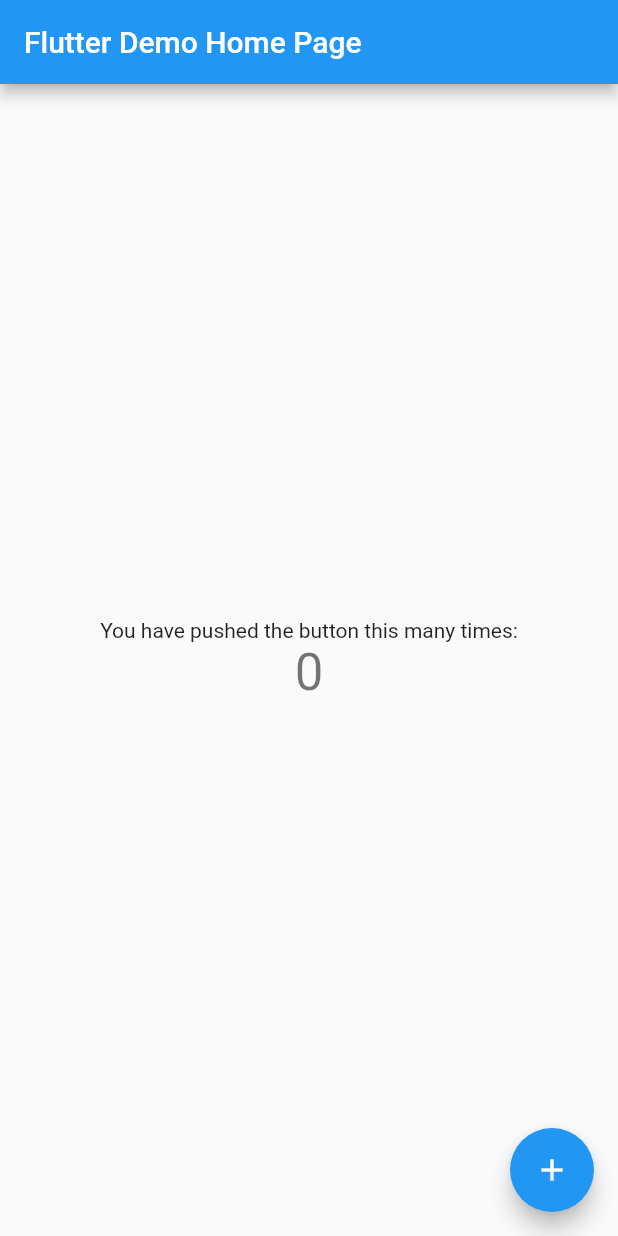
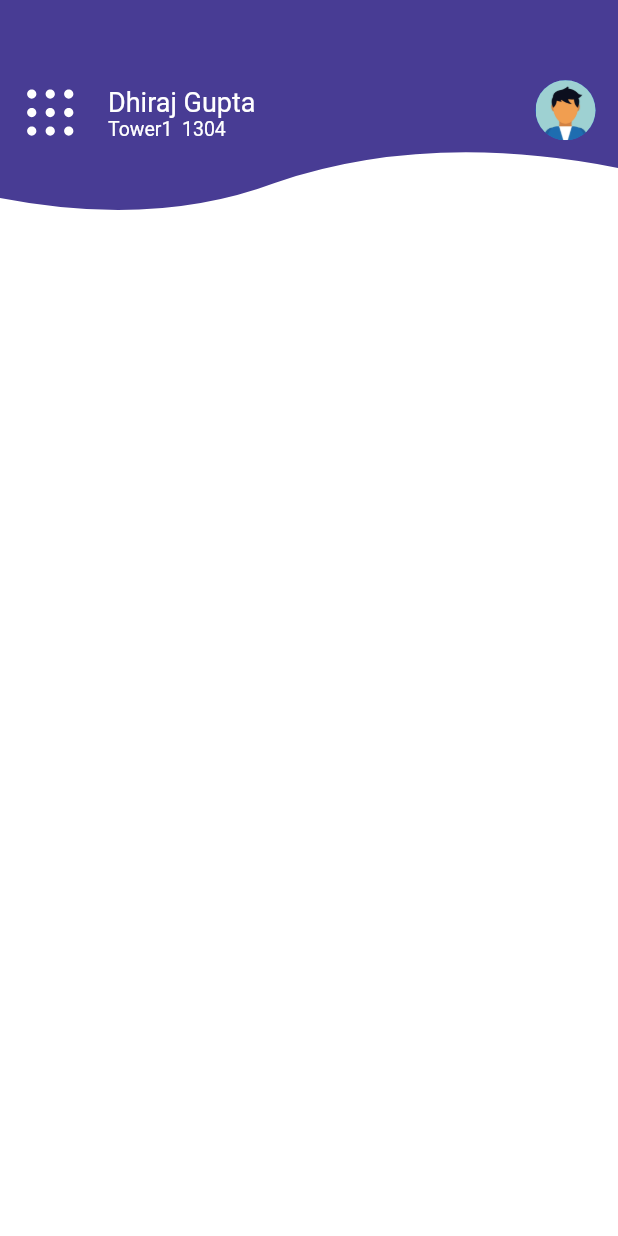
Before and after one commit to FINSEM/finsem_client, a Flutter app: the screen it shows after launch, on a phone screen of 412 x 824 dp. Run offline on Flutter 3.47's test engine with Material 2 defaults, Android fonts, the phone set to English and light mode, and no system bars; our stand-ins replace flutter_custom_clippers, flutter_screenutil, flutter_svg, get.

Commit message:
dashboard App bar

```diff
--- a/lib/main.dart
+++ b/lib/main.dart
@@ -1,4 +1,6 @@
+import 'package:finsem_client/ui/screens/dashboard/dashboard_screen.dart';
 import 'package:flutter/material.dart';
+import 'package:flutter_screenutil/flutter_screenutil.dart';
 import 'package:get/get.dart';
 
 void main() {
@@ -11,87 +13,16 @@ class MyApp extends StatelessWidget {
   // This widget is the root of your application.
   @override
   Widget build(BuildContext context) {
-    return GetMaterialApp(
-      title: 'Flutter Demo',
-      theme: ThemeData(
-        primarySwatch: Colors.blue,
+    return ScreenUtilInit(
+      designSize: const Size(360, 705),
+      builder: () => GetMaterialApp(
+        title: 'FinSEM',
+        debugShowCheckedModeBanner: false,
+        theme: ThemeData(
+          primarySwatch: Colors.blue,
+        ),
+        home: dashboardScreen(),
       ),
-      home: const MyHomePage(title: 'Flutter Demo Home Page'),
     );
   }
 }
-
-class MyHomePage extends StatefulWidget {
-  const MyHomePage({Key? key, required this.title}) : super(key: key);
-  final String title;
-
-  @override
-  State<MyHomePage> createState() => _MyHomePageState();
-}
-
-class _MyHomePageState extends State<MyHomePage> {
-  int _counter = 0;
-
-  void _incrementCounter() {
-    setState(() {
-      // This call to setState tells the Flutter framework that something has
-      // changed in this State, which causes it to rerun the build method below
-      // so that the display can reflect the updated values. If we changed
-      // _counter without calling setState(), then the build method would not be
-      // called again, and so nothing would appear to happen.
-      _counter++;
-    });
-  }
-
-  @override
-  Widget build(BuildContext context) {
-    // This method is rerun every time setState is called, for instance as done
-    // by the _incrementCounter method above.
-    //
-    // The Flutter framework has been optimized to make rerunning build methods
-    // fast, so that you can just rebuild anything that needs updating rather
-    // than having to individually change instances of widgets.
-    return Scaffold(
-      appBar: AppBar(
-        // Here we take the value from the MyHomePage object that was created by
-        // the App.build method, and use it to set our appbar title.
-        title: Text(widget.title),
-      ),
-      body: Center(
-        // Center is a layout widget. It takes a single child and positions it
-        // in the middle of the parent.
-        child: Column(
-          // Column is also a layout widget. It takes a list of children and
-          // arranges them vertically. By default, it sizes itself to fit its
-          // children horizontally, and tries to be as tall as its parent.
-          //
-          // Invoke "debug painting" (press "p" in the console, choose the
-          // "Toggle Debug Paint" action from the Flutter Inspector in Android
-          // Studio, or the "Toggle Debug Paint" command in Visual Studio Code)
-          // to see the wireframe for each widget.
-          //
-          // Column has various properties to control how it sizes itself and
-          // how it positions its children. Here we use mainAxisAlignment to
-          // center the children vertically; the main axis here is the vertical
-          // axis because Columns are vertical (the cross axis would be
-          // horizontal).
-          mainAxisAlignment: MainAxisAlignment.center,
-          children: <Widget>[
-            const Text(
-              'You have pushed the button this many times:',
-            ),
-            Text(
-              '$_counter',
-              style: Theme.of(context).textTheme.headline4,
-            ),
-          ],
-        ),
-      ),
-      floatingActionButton: FloatingActionButton(
-        onPressed: _incrementCounter,
-        tooltip: 'Increment',
-        child: const Icon(Icons.add),
-      ), // This trailing comma makes auto-formatting nicer for build methods.
-    );
-  }
-}
--- /dev/null
+++ b/lib/ui/component/svg_icon.dart
@@ -0,0 +1,31 @@
+import 'package:flutter/material.dart';
+import 'package:flutter_svg/svg.dart';
+
+class SvgIcon extends StatelessWidget {
+  SvgIcon({
+    required this.assetPath,
+    required this.size,
+    this.onPressed,
+    required this.color,
+  });
+
+  final String assetPath;
+  final double size;
+  final void Function()? onPressed;
+  final int color;
+
+  @override
+  Widget build(BuildContext context) {
+    return SizedBox(
+      width: size,
+      height: size,
+      child: InkWell(
+        onTap: this.onPressed,
+        child: SvgPicture.asset(
+          assetPath,
+          color: Color(color),
+        ),
+      ),
+    );
+  }
+}
--- /dev/null
+++ b/lib/ui/screens/dashboard/dashboard_screen.dart
@@ -0,0 +1,113 @@
+import 'package:finsem_client/ui/component/svg_icon.dart';
+import 'package:flutter/material.dart';
+import 'package:flutter_screenutil/flutter_screenutil.dart';
+import 'package:flutter_svg/flutter_svg.dart';
+import 'package:flutter_custom_clippers/flutter_custom_clippers.dart';
+
+class dashboardScreen extends StatelessWidget {
+  const dashboardScreen({Key? key}) : super(key: key);
+
+  @override
+  Widget build(BuildContext context) {
+    return Scaffold(
+      backgroundColor: Color(0xffffffff),
+      body: Column(
+        mainAxisAlignment: MainAxisAlignment.start,
+        children: [
+          Container(
+            color: Color(0xffffffff),
+            height: 130.h,
+            child: Stack(
+              children: [
+                Container(
+                  height: 83.h,
+                  color: Color(0xff483c94),
+                ),
+                Column(
+                  children: [
+                    Container(
+                      // decoration: const BoxDecoration(
+                      //   color: Color(0xff483c94),
+                      //   borderRadius:
+                      //       BorderRadius.only(bottomLeft: Radius.circular(40.0)),
+                      // ),
+                      color: Color(0xff483c94),
+                      height: 80.h,
+                      child: Row(
+                        crossAxisAlignment: CrossAxisAlignment.end,
+                        mainAxisAlignment: MainAxisAlignment.spaceBetween,
+                        children: [
+                          Container(
+                            child: Row(
+                              crossAxisAlignment: CrossAxisAlignment.end,
+                              children: [
+                                Row(
+                                  children: [
+                                    const SizedBox(
+                                      width: 15,
+                                    ),
+                                    SvgIcon(
+                                      color: 0xffffffff,
+                                      assetPath: "assets/icon/menu-dots.svg",
+                                      size: 37,
+                                      //onPressed: ,
+                                    ),
+                                    const SizedBox(
+                                      width: 20,
+                                    ),
+                                  ],
+                                ),
+                                Column(
+                                  mainAxisAlignment: MainAxisAlignment.end,
+                                  crossAxisAlignment: CrossAxisAlignment.start,
+                                  children: const [
+                                    Text(
+                                      "Dhiraj Gupta",
+                                      style: TextStyle(
+                                          fontSize: 18, color: Colors.white),
+                                    ),
+                                    Text(
+                                      "Tower1  1304",
+                                      style: TextStyle(
+                                          fontSize: 13, color: Colors.white),
+                                    )
+                                  ],
+                                ),
+                              ],
+                            ),
+                          ),
+
+                          //display user name in dashboard
+
+                          Row(
+                            children: [
+                              CircleAvatar(
+                                radius: 20, // Image radius
+                                backgroundImage:
+                                    AssetImage("assets/images/profile_pic.jpg"),
+                              ),
+                              SizedBox(
+                                width: 15,
+                              ),
+                            ],
+                          ),
+                        ],
+                      ),
+                    ),
+                    ClipPath(
+                      clipper: WaveClipperTwo(),
+                      child: Container(
+                        height: 50.h,
+                        color: Color(0xff483c94),
+                      ),
+                    ),
+                  ],
+                ),
+              ],
+            ),
+          ),
+        ],
+      ),
+    );
+  }
+}
```
Also changed, not shown: pubspec.yaml (+6 -2 lines), assets/icon/menu-dots.svg (added), assets/images/profile_pic.jpg (added), pubspec.lock.
